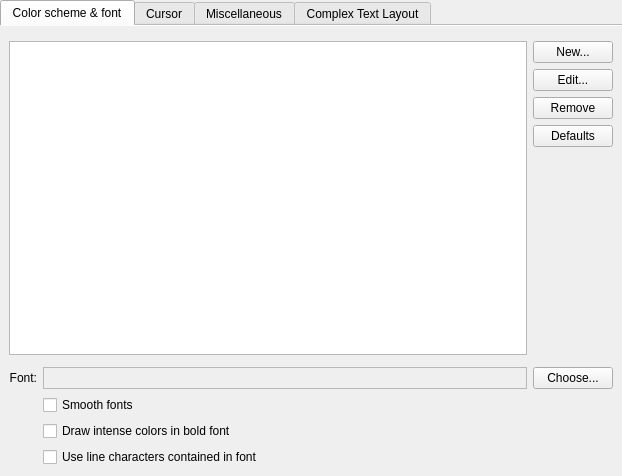
Qt form src/widgets/EditProfileAppearancePage.ui (KDE/konsole) before a commit.
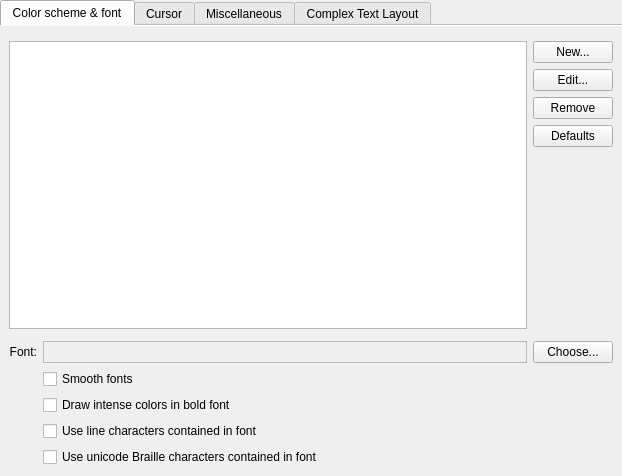
The same form after that commit. The open tabs and pages were chosen to show the change. Custom widgets are drawn as their Qt base class.

Commit message:
Draw Braille characters instead of using font
Unicode braille characters are used to draw text mode graphics in
higher resolutions than other block characters (4x2 per character
cell). With this commit Konsole renders those characters using
drawing primitives rather than the current font, similar to other
line and block characters.
Braille characters will be drawn only when line and block characters
are drawn, regardless of the specific Braille configuration. Unlike
line and block characters, Braille characters default to using the font.

What changed in the file:
```diff
--- a/src/widgets/EditProfileAppearancePage.ui
+++ b/src/widgets/EditProfileAppearancePage.ui
@@ -192,6 +192,16 @@
          </property>
         </widget>
        </item>
+       <item row="7" column="1" colspan="2">
+        <widget class="QCheckBox" name="useFontBrailleCharactersButton">
+         <property name="toolTip">
+          <string>Use the selected font for unicode Braille characters instead of the builtin code</string>
+         </property>
+         <property name="text">
+          <string>Use unicode Braille characters contained in font</string>
+         </property>
+        </widget>
+       </item>
       </layout>
      </widget>
      <widget class="QWidget" name="cursorTab">
```
Left out of the diff: 1 changed line with no effect on the pictures. The commit also changes 10 other files.
